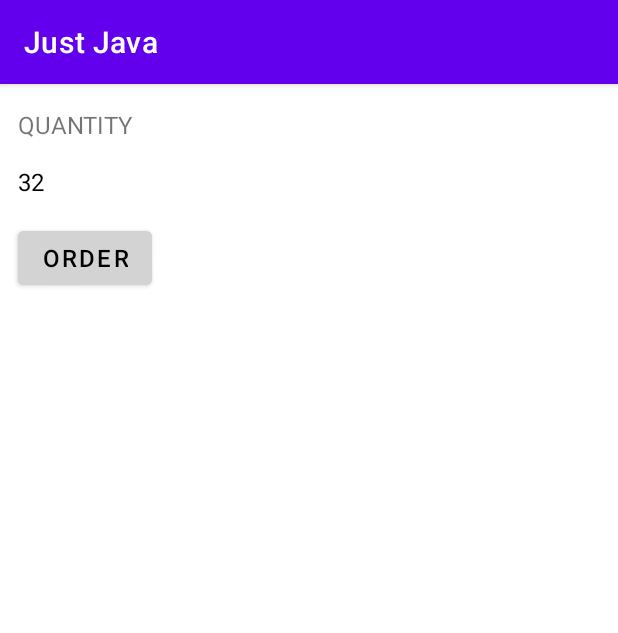
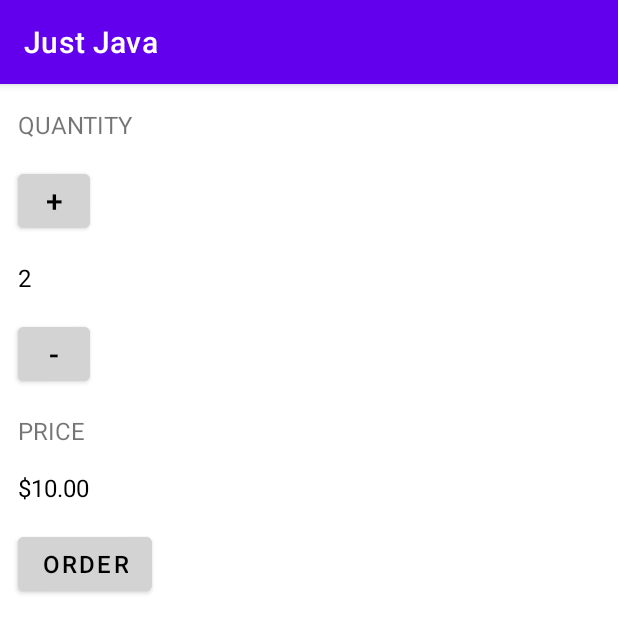
Before and after one commit to ManasChandan/JustJava, an Android app: the screen it shows after launch (MainActivity), after a tap on "ORDER", on a phone screen of 412 x 824 dp. Shown: the top 633 px of the screen. Run offline under Robolectric (Android 15) with nearby library versions, the phone set to English and light mode, and no system bars.

Commit message:
Lesson 1 Completed For the Course 2 .

```diff
--- a/app/src/main/java/com/example/android/justjava/MainActivity.java
+++ b/app/src/main/java/com/example/android/justjava/MainActivity.java
@@ -6,7 +6,11 @@ import android.os.Bundle;
 import android.view.View;
 import android.widget.TextView;
 
+import java.text.NumberFormat;
+
 public class MainActivity extends AppCompatActivity {
+
+    int quantity = 2 ;
 
     @Override
     protected void onCreate(Bundle savedInstanceState) {
@@ -16,7 +20,7 @@ public class MainActivity extends AppCompatActivity {
 
     public void submitOrder(View view)
     {
-        display(32) ;
+        displayPrice(quantity * 5);
     }
 
     private void display(int number)
@@ -26,4 +30,22 @@ public class MainActivity extends AppCompatActivity {
         );
         quantityview.setText("" + number);
     }
+
+    private void displayPrice(int number)
+    {
+        TextView priceTextView = (TextView) findViewById(R.id.price_text_view) ;
+        priceTextView.setText(NumberFormat.getCurrencyInstance().format(number));
+    }
+
+    public void increment(View view)
+    {
+        quantity++ ;
+        display(quantity);
+    }
+
+    public void decrement(View view)
+    {
+        quantity-- ;
+        display(quantity) ;
+    }
 }
--- a/app/src/main/res/layout/activity_main.xml
+++ b/app/src/main/res/layout/activity_main.xml
@@ -19,6 +19,20 @@
             android:layout_marginTop="16dp"
             android:text="QUANTITY"/>
 
+        <Button
+            android:id="@+id/adding_button"
+            android:layout_width="48dp"
+            android:layout_height="48dp"
+            android:layout_marginTop="16dp"
+            android:layout_marginLeft="12dp"
+            android:backgroundTint="#D3D3D3"
+            android:textColor="@color/black"
+            android:textSize="20sp"
+            android:textAlignment="center"
+            android:text="+"
+            android:onClick="increment"
+            />
+
         <TextView
             android:id="@+id/quantity_text_view"
             android:layout_width="wrap_content"
@@ -27,7 +41,39 @@
             android:textSize="16sp"
             android:layout_marginTop="16dp"
             android:textColor="@color/black"
-            android:text="0"/>
+            android:text="2"/>
+
+        <Button
+            android:id="@+id/decremet_button"
+            android:layout_width="48dp"
+            android:layout_height="48dp"
+            android:layout_marginTop="16dp"
+            android:layout_marginLeft="12dp"
+            android:backgroundTint="#D3D3D3"
+            android:textColor="@color/black"
+            android:textSize="20sp"
+            android:textAlignment="center"
+            android:text="-"
+            android:onClick="decrement"
+            />
+
+        <TextView
+            android:layout_width="wrap_content"
+            android:layout_height="wrap_content"
+            android:layout_marginLeft="12dp"
+            android:textSize="16sp"
+            android:layout_marginTop="16dp"
+            android:text="PRICE"/>
+
+        <TextView
+            android:id="@+id/price_text_view"
+            android:layout_width="wrap_content"
+            android:layout_height="wrap_content"
+            android:layout_marginLeft="12dp"
+            android:textSize="16sp"
+            android:layout_marginTop="16dp"
+            android:textColor="@color/black"
+            android:text="$10.00"/>
 
         <Button
             android:layout_width="wrap_content"
```
